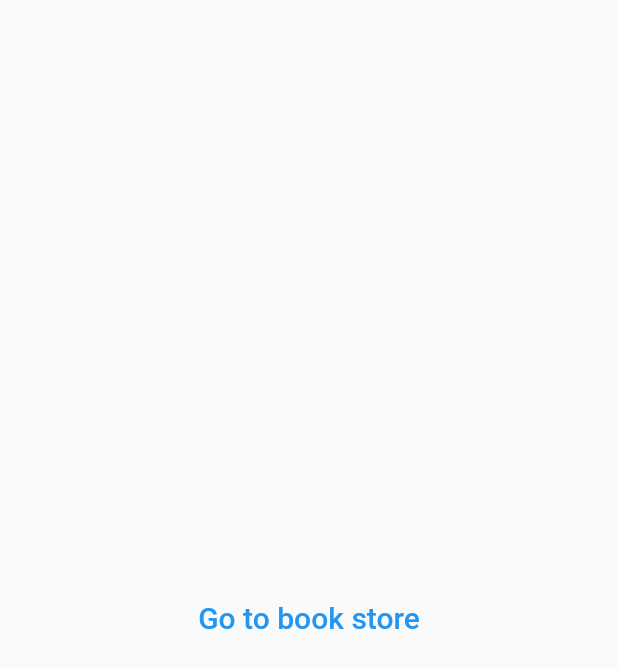
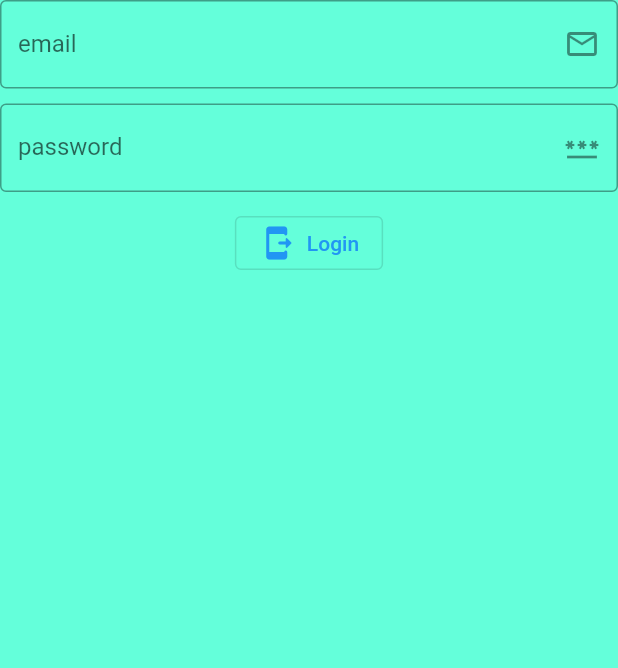
Before and after one commit to mohdasgharr/flutter10daystask, a Flutter app: the screen it shows after launch, on a phone screen of 412 x 824 dp. Shown: the top 668 px of the screen. Run offline on Flutter 3.47's test engine with Material 2 defaults, Android fonts, the phone set to English and light mode, and no system bars; our stand-ins replace flutter_rating_bar, shared_preferences.

Commit message:
28-11-2022 Practise

```diff
--- a/lib/main.dart
+++ b/lib/main.dart
@@ -1,5 +1,6 @@
 import 'package:flutter/material.dart';
 import 'package:flutter_rating_bar/flutter_rating_bar.dart';
+import 'package:project10days/practisefile/login_with_sharedpref.dart';
 import 'package:project10days/project10d/constant.dart';
 import 'package:project10days/project10d/go_to_reading_app.dart';
 import 'package:project10days/project10d/read_book.dart';
@@ -27,11 +28,12 @@ class MyApp extends StatelessWidget {
       ),
       // home: const MyHomePage(title: 'Flutter Demo Home Page'),
       home:   const
-      GoToReadingApp(),
+      // GoToReadingApp(),
       // WelcomeScreen(),
+
       // home: RatingBar(),
       // home: ReadBook(),
-      // home: Task1(),
+      Task1(),
     );
   }
 }
--- /dev/null
+++ b/lib/practisefile/login_with_sharedpref.dart
@@ -0,0 +1,83 @@
+import 'dart:convert';
+
+import 'package:flutter/material.dart';
+import 'package:http/http.dart'as http;
+class Task1 extends StatefulWidget {
+  const Task1({Key? key}) : super(key: key);
+
+  @override
+  State<Task1> createState() => _Task1State();
+}
+
+class _Task1State extends State<Task1> {
+  var mailController = TextEditingController();
+  var passController = TextEditingController();
+
+  @override
+  build(BuildContext context) {
+    return Scaffold(
+      backgroundColor: Colors.tealAccent,
+      body: Center(
+        child: SafeArea(
+            child: Column(
+              children: [
+                TextField(
+                  controller: mailController,
+                  decoration: const InputDecoration(
+                      labelText: 'email',
+                      suffixIcon: Icon(Icons.mail_outlined),
+                      border: OutlineInputBorder()),
+                ),
+                const SizedBox(
+                  height: 10,
+                ),
+                TextField(
+                  controller: passController,
+                  decoration: const InputDecoration(
+                    labelText: 'password',
+                    suffixIcon: Icon(Icons.password),
+                    border: OutlineInputBorder(),
+                  ),
+                ),
+                const SizedBox(
+                  height: 10,
+                ),
+                OutlinedButton.icon(onPressed: () {
+                  pageRoute();
+                },
+                    icon: const Icon(Icons.send_to_mobile_rounded),
+                    label: const Text('Login')),
+              ],
+            )),
+      ),
+    );
+  }
+
+  Future pageRoute() async {
+    if (mailController.text.isNotEmpty && passController.text.isNotEmpty) {
+      var response = await http.get(
+          Uri.parse("https://reqres.in/api/login"),
+      //     body: ({
+      //   'email': mailController.text,
+      //   'password': passController.text,
+      // })
+
+      );
+      if (response.statusCode == 200) {
+        final body=jsonDecode(response.body);
+         print(body.toString());
+      //   ScaffoldMessenger.of(context).showSnackBar(
+      //        SnackBar(content: Text("token: ${ body['password']}")));
+      }
+      else {
+        // print('invalid crendential');
+        ScaffoldMessenger.of(context).showSnackBar(
+            const SnackBar(content: Text('invalid  credential ')));
+      }
+    }
+    else {
+      ScaffoldMessenger.of(context).showSnackBar(
+          const SnackBar(content: Text('blank value found')));
+    }
+  }
+}
--- a/pubspec.yaml
+++ b/pubspec.yaml
@@ -41,6 +41,7 @@ dependencies:
   flutter_rating_bar: ^4.0.1
   badges: ^2.0.3
   path_provider: ^2.0.11
+  http: ^0.13.5
 
 
 
```
Also changed, not shown: lib/practisefile/common.dart (+16 -19 lines), lib/practisefile/dashboard.dart (added, +18 -0 lines), lib/practisefile/login.dart (deleted, +0 -138 lines), pubspec.lock.
